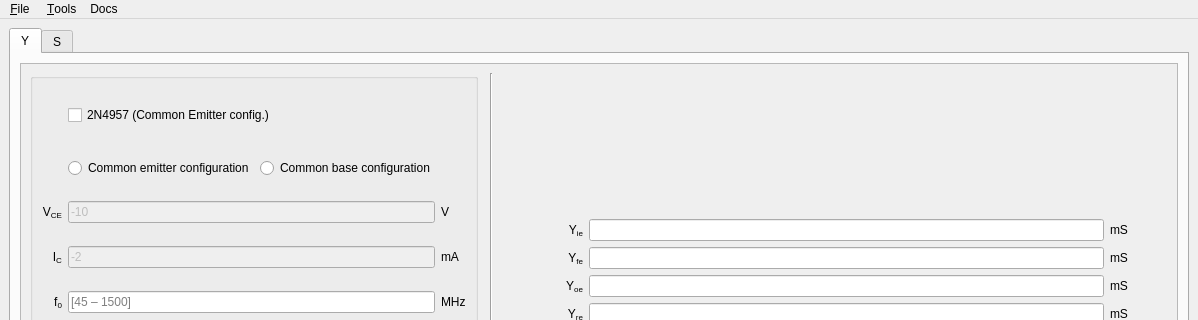
This is ui/syRF.ui in urbanij/syRF as Qt 5 draws it before an edit; both pictures show x 0 to 1198 and y 0 to 320 of the 1198 by 837 pixel window. The edited form follows.
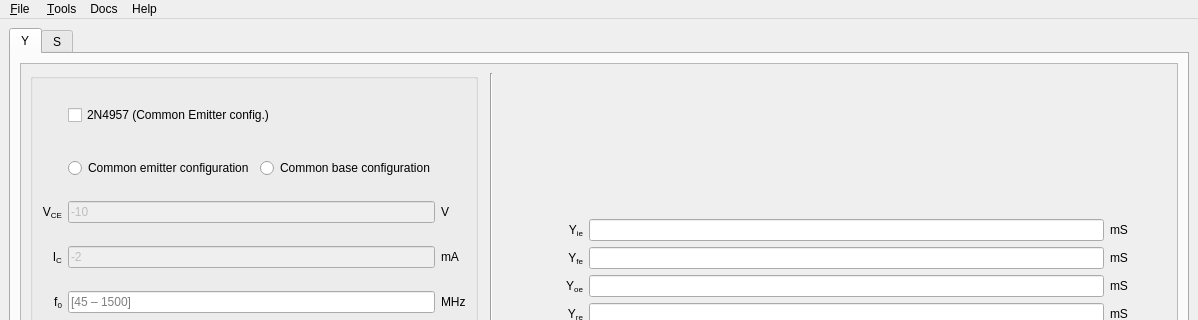
This is the edited form.

Commit message: minor - ui updates - rect2polar accept expression as input.

Patch:
```diff
--- a/ui/syRF.ui
+++ b/ui/syRF.ui
@@ -2784,9 +2784,16 @@
     <addaction name="action_Datasheet_Y"/>
     <addaction name="action_Datasheet_S"/>
    </widget>
+   <widget class="QMenu" name="menuHelp">
+    <property name="title">
+     <string>Help</string>
+    </property>
+    <addaction name="action_About_2"/>
+   </widget>
    <addaction name="menu_File"/>
    <addaction name="menu_Tools"/>
    <addaction name="menuDocs"/>
+   <addaction name="menuHelp"/>
   </widget>
   <action name="actionAbout">
    <property name="text">
```
Left out of the diff: 15 changed lines with no effect on the pictures. The commit also changes 6 other files.
